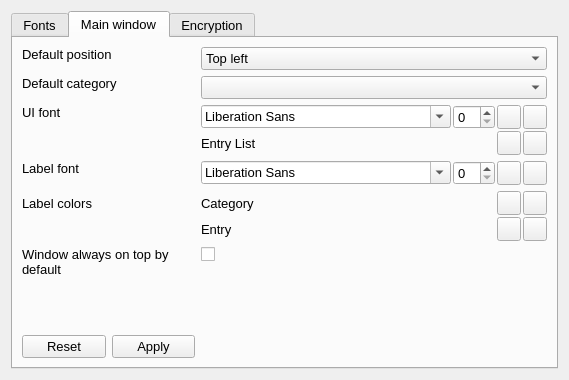
This is settingsdialog.ui in jan-henkel/Notes as Qt 5 draws it before an edit. The edited form follows.
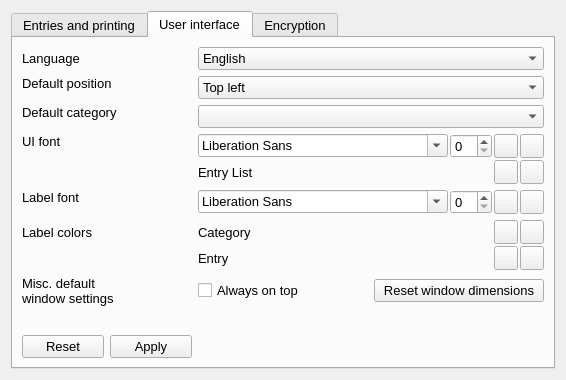
This is the edited form. The open tabs and pages were chosen to show the change. Icons and pictures are not drawn.

Commit message: bugfixes, added german localization, application now remembers window dimensions

What changed in the file:
```diff
--- a/settingsdialog.ui
+++ b/settingsdialog.ui
@@ -31,7 +31,7 @@
      </property>
      <widget class="QWidget" name="defaultFontTab">
       <attribute name="title">
-       <string>Fonts</string>
+       <string>Entries and printing</string>
       </attribute>
       <layout class="QGridLayout" name="gridLayout_2">
        <item row="0" column="0">
@@ -608,10 +608,73 @@
      </widget>
      <widget class="QWidget" name="tab">
       <attribute name="title">
-       <string>Main window</string>
+       <string>User interface</string>
       </attribute>
       <layout class="QGridLayout" name="gridLayout_6">
-       <item row="0" column="0" alignment="Qt::AlignTop">
+       <item row="3" column="0" alignment="Qt::AlignTop">
+        <widget class="QLabel" name="uiFontLabel">
+         <property name="font">
+          <font>
+           <pointsize>10</pointsize>
+          </font>
+         </property>
+         <property name="text">
+          <string>UI font</string>
+         </property>
+         <property name="wordWrap">
+          <bool>true</bool>
+         </property>
+        </widget>
+       </item>
+       <item row="4" column="0" alignment="Qt::AlignTop">
+        <widget class="QLabel" name="labelFontLabel">
+         <property name="font">
+          <font>
+           <pointsize>10</pointsize>
+          </font>
+         </property>
+         <property name="text">
+          <string>Label font</string>
+         </property>
+         <property name="wordWrap">
+          <bool>true</bool>
+         </property>
+        </widget>
+       </item>
+       <item row="5" column="0" alignment="Qt::AlignTop">
+        <widget class="QLabel" name="labelColorsLabel">
+         <property name="sizePolicy">
+          <sizepolicy hsizetype="Preferred" vsizetype="Minimum">
+           <horstretch>0</horstretch>
+           <verstretch>0</verstretch>
+          </sizepolicy>
+         </property>
+         <property name="minimumSize">
+          <size>
+           <width>0</width>
+           <height>24</height>
+          </size>
+         </property>
+         <property name="maximumSize">
+          <size>
+           <width>16777215</width>
+           <height>24</height>
+          </size>
+         </property>
+         <property name="font">
+          <font>
+           <pointsize>10</pointsize>
+          </font>
+         </property>
+         <property name="text">
+          <string>Label colors</string>
+         </property>
+         <property name="wordWrap">
+          <bool>true</bool>
+         </property>
+        </widget>
+       </item>
+       <item row="1" column="0" alignment="Qt::AlignTop">
         <widget class="QLabel" name="defaultPositionLabel">
          <property name="font">
           <font>
@@ -626,41 +689,7 @@
          </property>
         </widget>
        </item>
-       <item row="0" column="2">
-        <widget class="QComboBox" name="defaultPositionComboBox">
-         <property name="font">
-          <font>
-           <pointsize>10</pointsize>
-          </font>
-         </property>
-         <item>
-          <property name="text">
-           <string>Top left</string>
-          </property>
-         </item>
-         <item>
-          <property name="text">
-           <string>Top right</string>
-          </property>
-         </item>
-         <item>
-          <property name="text">
-           <string>Bottom left</string>
-          </property>
-         </item>
-         <item>
-          <property name="text">
-           <string>Bottom right</string>
-          </property>
-         </item>
-         <item>
-          <property name="text">
-           <string>Center</string>
-          </property>
-         </item>
-        </widget>
-       </item>
-       <item row="1" column="0" alignment="Qt::AlignTop">
+       <item row="2" column="0" alignment="Qt::AlignTop">
         <widget class="QLabel" name="defaultCategoryLabel">
          <property name="font">
           <font>
@@ -675,31 +704,81 @@
          </property>
         </widget>
        </item>
-       <item row="1" column="2">
-        <widget class="QComboBox" name="defaultCategoryComboBox">
-         <property name="font">
-          <font>
-           <pointsize>10</pointsize>
-          </font>
+       <item row="7" column="1">
+        <spacer name="verticalSpacer_4">
+         <property name="orientation">
+          <enum>Qt::Vertical</enum>
+         </property>
+         <property name="sizeHint" stdset="0">
+          <size>
+           <width>20</width>
+           <height>40</height>
+          </size>
+         </property>
+        </spacer>
+       </item>
+       <item row="8" column="0" colspan="2">
+        <layout class="QHBoxLayout" name="resetApplyLayout_2">
+         <item>
+          <widget class="QPushButton" name="resetPushButton_2">
+           <property name="text">
+            <string>Reset</string>
+           </property>
+          </widget>
+         </item>
+         <item>
+          <widget class="QPushButton" name="applyPushButton_2">
+           <property name="enabled">
+            <bool>true</bool>
+           </property>
+           <property name="text">
+            <string>Apply</string>
+           </property>
+          </widget>
+         </item>
+        </layout>
+       </item>
+       <item row="6" column="3">
+        <widget class="QPushButton" name="resetWindowDimensionsPushButton">
+         <property name="text">
+          <string>Reset window dimensions</string>
          </property>
         </widget>
        </item>
-       <item row="2" column="0" alignment="Qt::AlignTop">
-        <widget class="QLabel" name="uiFontLabel">
+       <item row="6" column="0">
+        <widget class="QLabel" name="miscWindowPropertiesLabel">
+         <property name="sizePolicy">
+          <sizepolicy hsizetype="Minimum" vsizetype="MinimumExpanding">
+           <horstretch>0</horstretch>
+           <verstretch>0</verstretch>
+          </sizepolicy>
+         </property>
+         <property name="minimumSize">
+          <size>
+           <width>0</width>
+           <height>0</height>
+          </size>
+         </property>
+         <property name="maximumSize">
+          <size>
+           <width>16777215</width>
+           <height>16777215</height>
+          </size>
+         </property>
          <property name="font">
           <font>
            <pointsize>10</pointsize>
           </font>
          </property>
          <property name="text">
-          <string>UI font</string>
+          <string>Misc. default window settings</string>
          </property>
          <property name="wordWrap">
           <bool>true</bool>
          </property>
         </widget>
        </item>
-       <item row="2" column="2">
+       <item row="3" column="2" colspan="2">
         <layout class="QGridLayout" name="gridLayout">
          <property name="spacing">
           <number>2</number>
@@ -867,22 +946,7 @@
          </item>
         </layout>
        </item>
-       <item row="3" column="0" alignment="Qt::AlignTop">
-        <widget class="QLabel" name="labelFontLabel">
-         <property name="font">
-          <font>
-           <pointsize>10</pointsize>
-          </font>
-         </property>
-         <property name="text">
-          <string>Label font</string>
-         </property>
-         <property name="wordWrap">
-          <bool>true</bool>
-         </property>
-        </widget>
-       </item>
-       <item row="3" column="2">
+       <item row="4" column="2" colspan="2">
         <layout class="QGridLayout" name="gridLayout_4">
          <property name="spacing">
           <number>2</number>
@@ -987,40 +1051,50 @@
          </item>
         </layout>
        </item>
-       <item row="4" column="0" alignment="Qt::AlignTop">
-        <widget class="QLabel" name="labelColorsLabel">
-         <property name="sizePolicy">
-          <sizepolicy hsizetype="Preferred" vsizetype="Minimum">
-           <horstretch>0</horstretch>
-           <verstretch>0</verstretch>
-          </sizepolicy>
+       <item row="2" column="2" colspan="2">
+        <widget class="QComboBox" name="defaultCategoryComboBox">
+         <property name="font">
+          <font>
+           <pointsize>10</pointsize>
+          </font>
          </property>
-         <property name="minimumSize">
-          <size>
-           <width>0</width>
-           <height>24</height>
-          </size>
-         </property>
-         <property name="maximumSize">
-          <size>
-           <width>16777215</width>
-           <height>24</height>
-          </size>
-         </property>
+        </widget>
+       </item>
+       <item row="1" column="2" colspan="2">
+        <widget class="QComboBox" name="defaultPositionComboBox">
          <property name="font">
           <font>
            <pointsize>10</pointsize>
           </font>
          </property>
-         <property name="text">
-          <string>Label colors</string>
-         </property>
-         <property name="wordWrap">
-          <bool>true</bool>
-         </property>
+         <item>
+          <property name="text">
+           <string>Top left</string>
+          </property>
+         </item>
+         <item>
+          <property name="text">
+           <string>Top right</string>
+          </property>
+         </item>
+         <item>
+          <property name="text">
+           <string>Bottom left</string>
+          </property>
+         </item>
+         <item>
+          <property name="text">
+           <string>Bottom right</string>
+          </property>
+         </item>
+         <item>
+          <property name="text">
+           <string>Center</string>
+          </property>
+         </item>
         </widget>
        </item>
-       <item row="4" column="2">
+       <item row="5" column="2" colspan="2">
         <layout class="QGridLayout" name="gridLayout_3">
          <property name="spacing">
           <number>2</number>
@@ -1159,79 +1233,31 @@
          </item>
         </layout>
        </item>
-       <item row="5" column="0" alignment="Qt::AlignTop">
-        <widget class="QLabel" name="alwaysOnTopLabel">
-         <property name="sizePolicy">
-          <sizepolicy hsizetype="Minimum" vsizetype="MinimumExpanding">
-           <horstretch>0</horstretch>
-           <verstretch>0</verstretch>
-          </sizepolicy>
-         </property>
-         <property name="minimumSize">
-          <size>
-           <width>0</width>
-           <height>0</height>
-          </size>
-         </property>
-         <property name="maximumSize">
-          <size>
-           <width>16777215</width>
-           <height>16777215</height>
-          </size>
-         </property>
-         <property name="font">
-          <font>
-           <pointsize>10</pointsize>
-          </font>
-         </property>
-         <property name="text">
-          <string>Window always on top by default</string>
-         </property>
-         <property name="wordWrap">
-          <bool>true</bool>
-         </property>
-        </widget>
-       </item>
-       <item row="5" column="2" alignment="Qt::AlignTop">
+       <item row="6" column="2">
         <widget class="QCheckBox" name="alwaysOnTopCheckBox">
          <property name="text">
-          <string/>
+          <string>Always on top</string>
          </property>
         </widget>
        </item>
-       <item row="6" column="1">
-        <spacer name="verticalSpacer_4">
-         <property name="orientation">
-          <enum>Qt::Vertical</enum>
+       <item row="0" column="0" colspan="2">
+        <widget class="QLabel" name="languageLabel">
+         <property name="text">
+          <string>Language</string>
          </property>
-         <property name="sizeHint" stdset="0">
-          <size>
-           <width>20</width>
-           <height>40</height>
-          </size>
-         </property>
-        </spacer>
+        </widget>
        </item>
-       <item row="7" column="0" colspan="2">
-        <layout class="QHBoxLayout" name="resetApplyLayout_2">
+       <item row="0" column="2" colspan="2">
+        <widget class="QComboBox" name="languageComboBox">
+         <property name="insertPolicy">
+          <enum>QComboBox::InsertAlphabetically</enum>
+         </property>
          <item>
-          <widget class="QPushButton" name="resetPushButton_2">
-           <property name="text">
-            <string>Reset</string>
-           </property>
-          </widget>
+          <property name="text">
+           <string>English</string>
+          </property>
          </item>
-         <item>
-          <widget class="QPushButton" name="applyPushButton_2">
-           <property name="enabled">
-            <bool>true</bool>
-           </property>
-           <property name="text">
-            <string>Apply</string>
-           </property>
-          </widget>
-         </item>
-        </layout>
+        </widget>
        </item>
       </layout>
      </widget>
```
Left out of the diff: 2 changed lines with no effect on the pictures. The commit also changes 13 other files.
